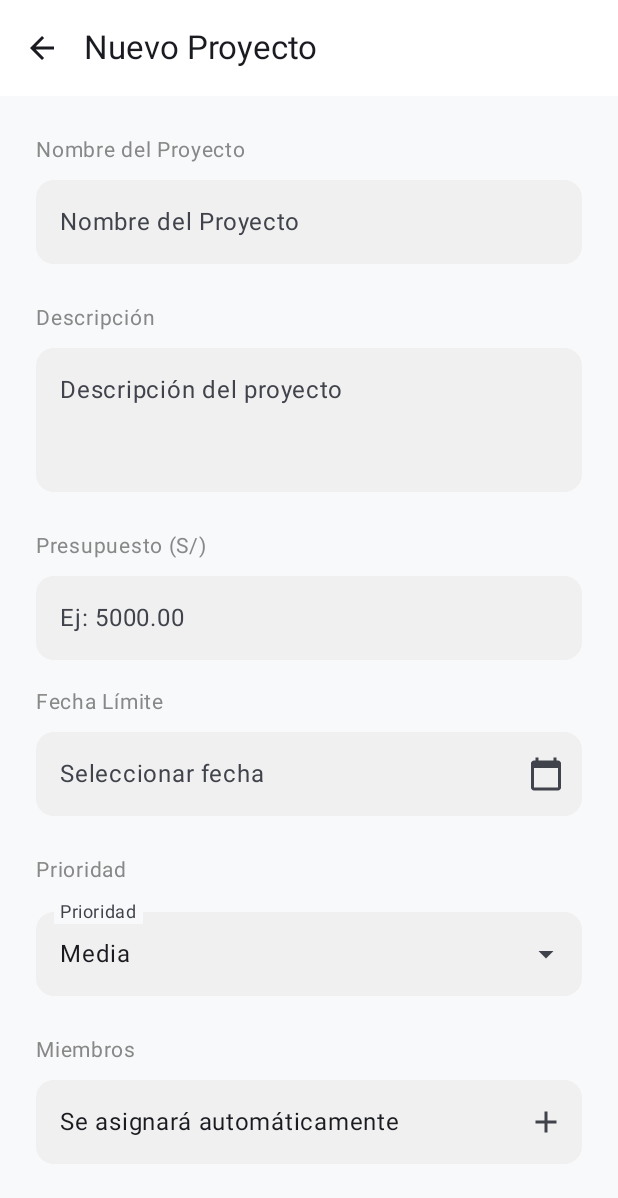
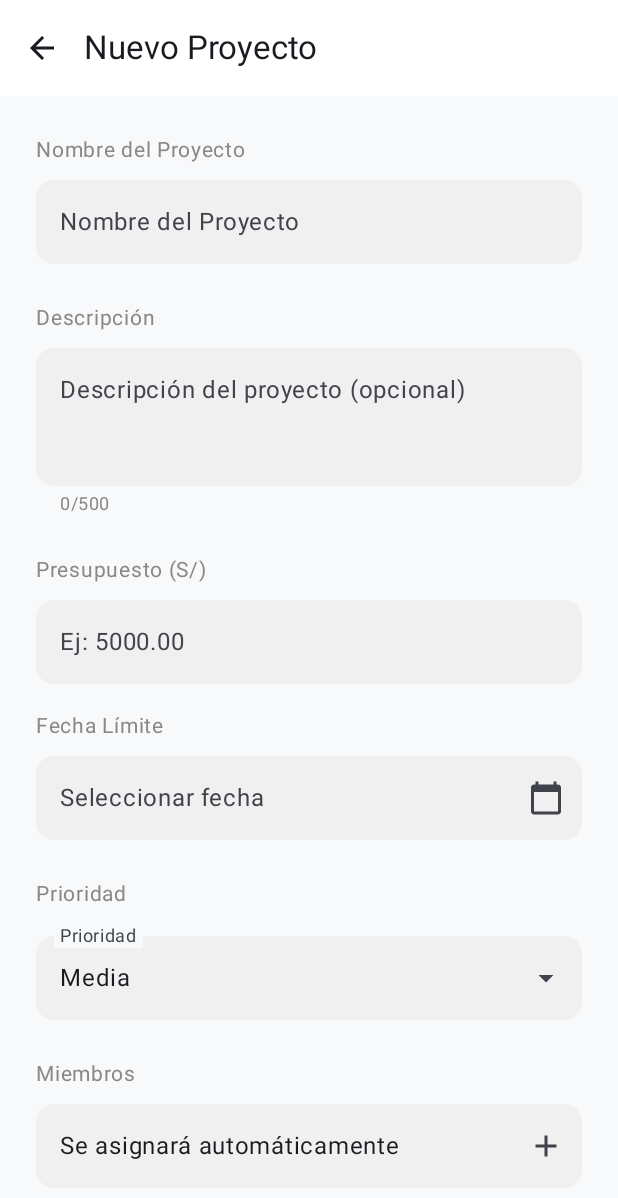
Before and after one commit to BrosTechnologies/front-engitrack, an Android app built with Jetpack Compose: the CreateProjectScreen screen opened through its navigation route, on a phone screen of 412 x 824 dp. Shown: the top 1198 px of the screen. Run offline under Robolectric (Android 15) with nearby library versions, the phone set to English and light mode, and no system bars; our stand-ins replace Dagger/Hilt's generated code.

Commit message:
feat: add description and delete project

```diff
--- a/app/src/main/java/pe/edu/upc/engitrack/features/projects/data/remote/ProjectApiService.kt
+++ b/app/src/main/java/pe/edu/upc/engitrack/features/projects/data/remote/ProjectApiService.kt
@@ -61,6 +61,11 @@ interface ProjectApiService {
         @Path("taskId") taskId: String
     ): Response<Unit>
 
+    @DELETE("/api/projects/{id}")
+    suspend fun deleteProject(
+        @Path("id") id: String
+    ): Response<Unit>
+
     @PATCH("/api/projects/{id}/complete")
     suspend fun completeProject(
         @Path("id") id: String
--- a/app/src/main/java/pe/edu/upc/engitrack/features/projects/domain/models/Project.kt
+++ b/app/src/main/java/pe/edu/upc/engitrack/features/projects/domain/models/Project.kt
@@ -5,6 +5,7 @@ import androidx.compose.ui.graphics.Color
 data class Project(
     val id: String,
     val name: String,
+    val description: String? = null,
     val startDate: String,
     val endDate: String,
     val budget: Double,
@@ -24,6 +25,7 @@ data class Task(
 
 data class CreateProjectRequest(
     val name: String,
+    val description: String? = null,
     val startDate: String,
     val endDate: String,
     val budget: Double,
@@ -39,6 +41,7 @@ data class CreateTaskRequest(
 
 data class UpdateProjectRequest(
     val name: String,
+    val description: String? = null,
     val budget: Double,
     val endDate: String,
     val priority: Int // 0=LOW, 1=MEDIUM, 2=HIGH
--- a/app/src/main/java/pe/edu/upc/engitrack/features/projects/domain/repositories/ProjectRepository.kt
+++ b/app/src/main/java/pe/edu/upc/engitrack/features/projects/domain/repositories/ProjectRepository.kt
@@ -10,5 +10,6 @@ interface ProjectRepository {
     suspend fun createTask(projectId: String, task: CreateTaskRequest): Result<Task>
     suspend fun updateTaskStatus(projectId: String, taskId: String, status: String): Result<Task>
     suspend fun deleteTask(projectId: String, taskId: String): Result<Unit>
+    suspend fun deleteProject(id: String): Result<Unit>
     suspend fun completeProject(id: String): Result<Project>
 }
--- a/app/src/main/java/pe/edu/upc/engitrack/features/projects/presentation/create/CreateProjectScreen.kt
+++ b/app/src/main/java/pe/edu/upc/engitrack/features/projects/presentation/create/CreateProjectScreen.kt
@@ -201,12 +201,16 @@ fun CreateProjectScreen(
 
                 OutlinedTextField(
                     value = description,
-                    onValueChange = { description = it },
+                    onValueChange = {
+                        if (it.length <= 500) {
+                            description = it
+                        }
+                    },
                     modifier = Modifier
                         .fillMaxWidth()
                         .height(120.dp)
-                        .padding(bottom = 24.dp),
-                    placeholder = { Text("Descripción del proyecto") },
+                        .padding(bottom = 8.dp),
+                    placeholder = { Text("Descripción del proyecto (opcional)") },
                     shape = RoundedCornerShape(12.dp),
                     colors = OutlinedTextFieldDefaults.colors(
                         focusedBorderColor = Color.Transparent,
@@ -214,8 +218,17 @@ fun CreateProjectScreen(
                         focusedContainerColor = Color(0xFFF0F0F0),
                         unfocusedContainerColor = Color(0xFFF0F0F0)
                     ),
-                    maxLines = 4
+                    maxLines = 4,
+                    supportingText = {
+                        Text(
+                            text = "${description.length}/500",
+                            fontSize = 12.sp,
+                            color = if (description.length > 450) Color.Red else Color.Gray
+                        )
+                    }
                 )
+
+                Spacer(modifier = Modifier.height(16.dp))
 
                 // Presupuesto
                 Text(
@@ -436,7 +449,7 @@ fun CreateProjectScreen(
                 // Botón Guardar
                 Button(
                     onClick = {
-                        if (projectName.isNotBlank() && description.isNotBlank() && endDate.isNotBlank()) {
+                        if (projectName.isNotBlank() && endDate.isNotBlank()) {
                             // Validar presupuesto
                             val budget = budgetText.toDoubleOrNull()
                             if (budget == null && budgetText.isNotBlank()) {
@@ -449,7 +462,7 @@ fun CreateProjectScreen(
 
                             viewModel.createProject(
                                 name = projectName,
-                                description = description,
+                                description = if (description.isBlank()) null else description,
                                 startDate = currentDate,
                                 endDate = endDate,
                                 budget = budget ?: 0.0,
@@ -466,7 +479,7 @@ fun CreateProjectScreen(
                     colors = ButtonDefaults.buttonColors(
                         containerColor = Color(0xFF007AFF)
                     ),
-                    enabled = !uiState.isLoading && projectName.isNotBlank() && description.isNotBlank() && endDate.isNotBlank()
+                    enabled = !uiState.isLoading && projectName.isNotBlank() && endDate.isNotBlank()
                 ) {
                     if (uiState.isLoading) {
                         CircularProgressIndicator(
--- a/app/src/main/java/pe/edu/upc/engitrack/features/projects/presentation/create/CreateProjectViewModel.kt
+++ b/app/src/main/java/pe/edu/upc/engitrack/features/projects/presentation/create/CreateProjectViewModel.kt
@@ -28,7 +28,7 @@ class CreateProjectViewModel @Inject constructor(
 
     fun createProject(
         name: String,
-        description: String,
+        description: String?,
         startDate: String,
         endDate: String,
         budget: Double = 0.0,
@@ -42,6 +42,7 @@ class CreateProjectViewModel @Inject constructor(
             try {
                 val request = CreateProjectRequest(
                     name = name,
+                    description = description,
                     startDate = startDate,
                     endDate = endDate,
                     budget = budget,
```
Also changed, not shown: app/src/main/java/pe/edu/upc/engitrack/features/projects/data/repositories/ProjectRepositoryImpl.kt (+13 -0 lines), app/src/main/java/pe/edu/upc/engitrack/features/projects/presentation/detail/ProjectDetailScreen.kt (+91 -2 lines), app/src/main/java/pe/edu/upc/engitrack/features/projects/presentation/detail/ProjectDetailViewModel.kt (+25 -1 lines).
